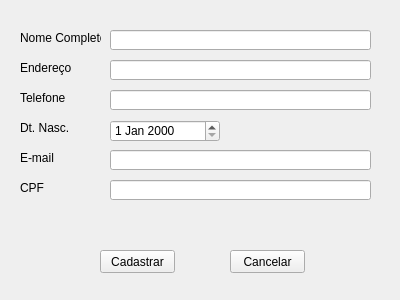
Qt form academiaUfba/addaluno.ui (oscaresende/MATA76) before a commit.
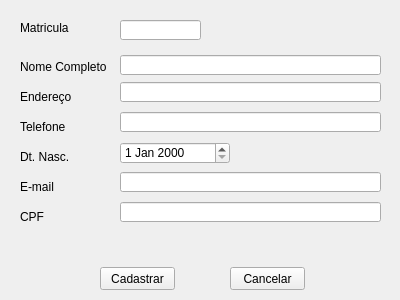
The same form after that commit.

```diff
--- a/academiaUfba/addaluno.ui
+++ b/academiaUfba/addaluno.ui
@@ -17,8 +17,8 @@
    <property name="geometry">
     <rect>
      <x>20</x>
-     <y>30</y>
-     <width>81</width>
+     <y>59</y>
+     <width>91</width>
      <height>16</height>
     </rect>
    </property>
@@ -30,8 +30,8 @@
    <property name="geometry">
     <rect>
      <x>20</x>
-     <y>60</y>
-     <width>51</width>
+     <y>89</y>
+     <width>61</width>
      <height>16</height>
     </rect>
    </property>
@@ -42,8 +42,8 @@
   <widget class="QLineEdit" name="lineEdit">
    <property name="geometry">
     <rect>
-     <x>110</x>
-     <y>30</y>
+     <x>120</x>
+     <y>55</y>
      <width>261</width>
      <height>20</height>
     </rect>
@@ -52,8 +52,8 @@
   <widget class="QLineEdit" name="lineEdit_2">
    <property name="geometry">
     <rect>
-     <x>110</x>
-     <y>60</y>
+     <x>120</x>
+     <y>82</y>
      <width>261</width>
      <height>20</height>
     </rect>
@@ -63,7 +63,7 @@
    <property name="geometry">
     <rect>
      <x>20</x>
-     <y>90</y>
+     <y>119</y>
      <width>51</width>
      <height>16</height>
     </rect>
@@ -75,8 +75,8 @@
   <widget class="QLineEdit" name="lineEdit_3">
    <property name="geometry">
     <rect>
-     <x>110</x>
-     <y>90</y>
+     <x>120</x>
+     <y>112</y>
      <width>261</width>
      <height>20</height>
     </rect>
@@ -86,7 +86,7 @@
    <property name="geometry">
     <rect>
      <x>20</x>
-     <y>120</y>
+     <y>149</y>
      <width>51</width>
      <height>16</height>
     </rect>
@@ -99,7 +99,7 @@
    <property name="geometry">
     <rect>
      <x>20</x>
-     <y>150</y>
+     <y>179</y>
      <width>51</width>
      <height>16</height>
     </rect>
@@ -111,8 +111,8 @@
   <widget class="QLineEdit" name="lineEdit_5">
    <property name="geometry">
     <rect>
-     <x>110</x>
-     <y>150</y>
+     <x>120</x>
+     <y>172</y>
      <width>261</width>
      <height>20</height>
     </rect>
@@ -122,7 +122,7 @@
    <property name="geometry">
     <rect>
      <x>20</x>
-     <y>180</y>
+     <y>209</y>
      <width>51</width>
      <height>16</height>
     </rect>
@@ -134,8 +134,8 @@
   <widget class="QLineEdit" name="lineEdit_6">
    <property name="geometry">
     <rect>
-     <x>110</x>
-     <y>180</y>
+     <x>120</x>
+     <y>202</y>
      <width>261</width>
      <height>20</height>
     </rect>
@@ -144,8 +144,8 @@
   <widget class="QDateEdit" name="dateEdit">
    <property name="geometry">
     <rect>
-     <x>110</x>
-     <y>120</y>
+     <x>120</x>
+     <y>142</y>
      <width>110</width>
      <height>22</height>
     </rect>
@@ -155,7 +155,7 @@
    <property name="geometry">
     <rect>
      <x>230</x>
-     <y>250</y>
+     <y>267</y>
      <width>75</width>
      <height>23</height>
     </rect>
@@ -168,7 +168,7 @@
    <property name="geometry">
     <rect>
      <x>100</x>
-     <y>250</y>
+     <y>267</y>
      <width>75</width>
      <height>23</height>
     </rect>
@@ -177,6 +177,29 @@
     <string>Cadastrar</string>
    </property>
   </widget>
+  <widget class="QLabel" name="label_7">
+   <property name="geometry">
+    <rect>
+     <x>20</x>
+     <y>20</y>
+     <width>91</width>
+     <height>16</height>
+    </rect>
+   </property>
+   <property name="text">
+    <string>Matricula</string>
+   </property>
+  </widget>
+  <widget class="QLineEdit" name="lineEdit_7">
+   <property name="geometry">
+    <rect>
+     <x>120</x>
+     <y>20</y>
+     <width>81</width>
+     <height>20</height>
+    </rect>
+   </property>
+  </widget>
  </widget>
  <resources/>
  <connections/>
```
